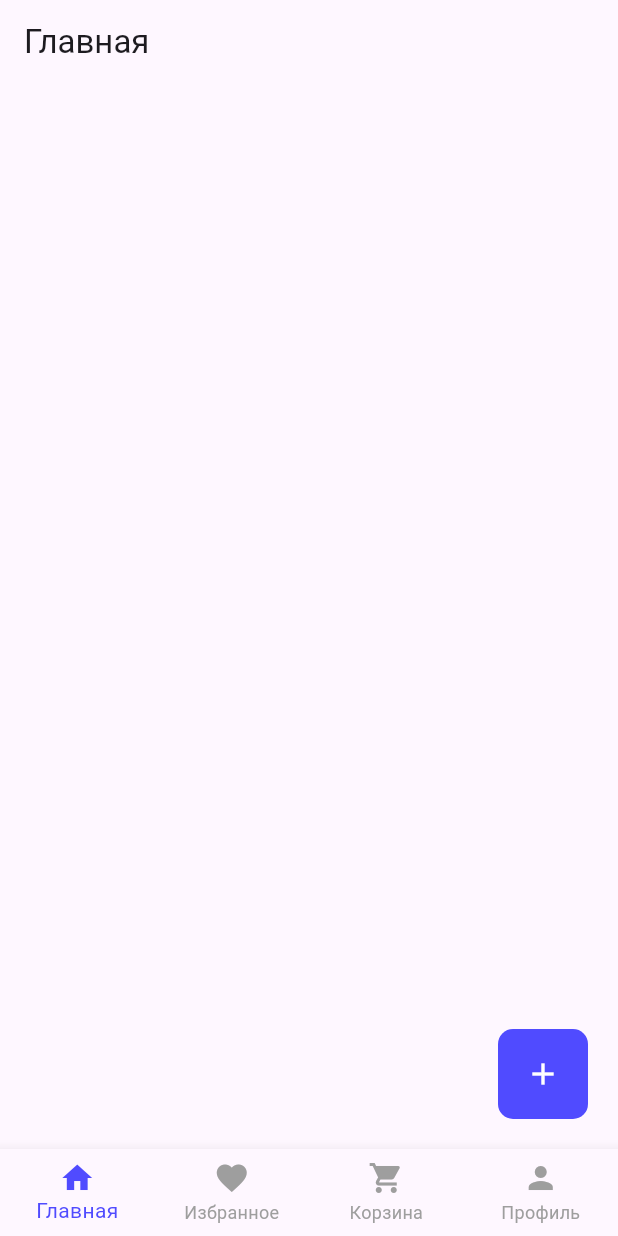
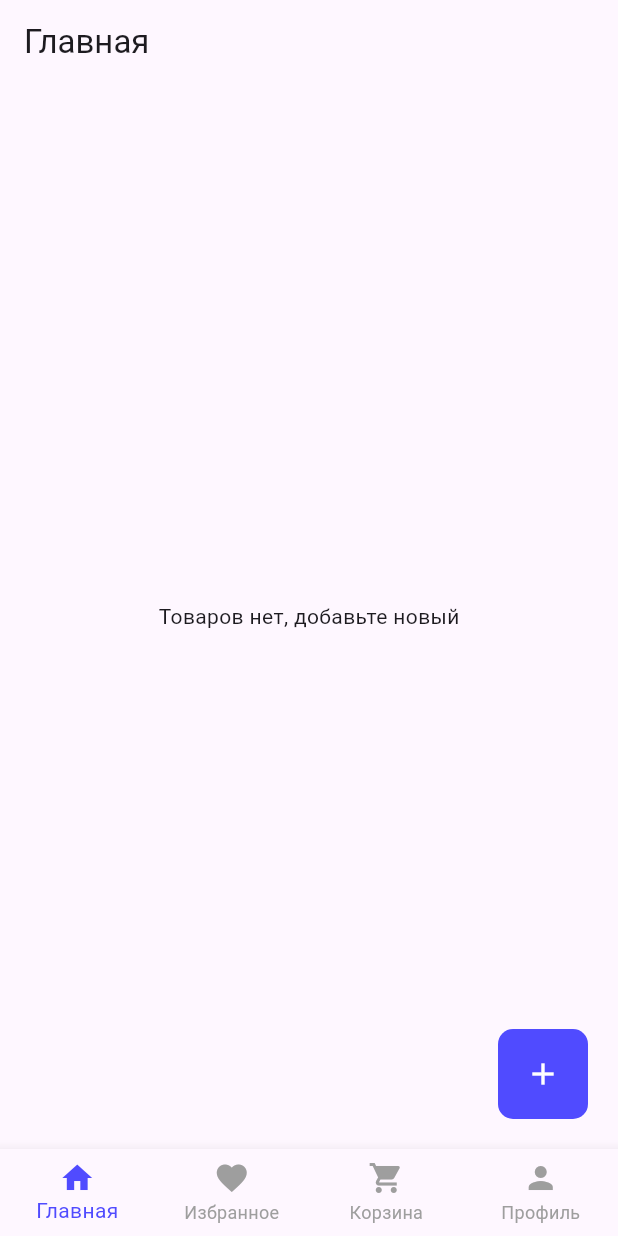
Before and after one commit to RogaJedi/flat_10_plus, a Flutter app: the screen it shows after launch, on a phone screen of 412 x 824 dp. Run offline on Flutter 3.47's test engine with Material 3 defaults, Android fonts, the light colour scheme and no system bars; our stand-ins replace dio, equatable, flutter_bloc; network calls fail.

Commit message:
finished task_10

```diff
--- a/lib/api/api_service.dart
+++ b/lib/api/api_service.dart
@@ -4,4 +4,6 @@ class ApiService {
   final Dio dio = Dio();
   final String baseUrl = 'http://10.0.2.2:8080';
 }
-//192.168.1.73
+//192.168.1.73 home
+//10.192.208.1 moscow
+//10.0.2.2 local for emu
--- a/lib/pages/favorite_page.dart
+++ b/lib/pages/favorite_page.dart
@@ -35,12 +35,14 @@ class FavoritePage extends StatelessWidget {
   }
 
 
-  Widget _buildScaffold(BuildContext context, List<Favorite> favoriteList) {
+  Widget _buildScaffold(BuildContext context, List<Favorite> favorites) {
     return Scaffold(
       appBar: AppBar(
         title: const Text("Избранное"),
       ),
-      body: BlocBuilder<FavoriteBloc, FavoriteState>(
+      body: favorites.isEmpty
+          ? const Center(child: Text("Избранных товаров нет"))
+          : BlocBuilder<FavoriteBloc, FavoriteState>(
         builder: (context, state) {
           final favoriteList = state.favorites;
           return GridView.builder(
--- a/lib/pages/home_page.dart
+++ b/lib/pages/home_page.dart
@@ -18,12 +18,37 @@ class HomePage extends StatelessWidget {
     );
   }
 
-  Widget _buildScaffold(BuildContext context, List<Product> productList) {
+  Widget _buildScaffold(BuildContext context, List<Product> products) {
     return Scaffold(
       appBar: AppBar(
         title: const Text("Главная"),
       ),
-      body: Stack(
+      body: products.isEmpty
+          ? Stack(
+            children: [
+              const Center(child: Text("Товаров нет, добавьте новый")),
+              Positioned(
+                bottom: 20,
+                right: 20,
+                child: GestureDetector(
+                  onTap: () => Navigator.push(
+                    context,
+                    MaterialPageRoute(builder: (context) => AddProductPage()),
+                  ),
+                  child: Container(
+                    decoration: BoxDecoration(
+                      color: const Color(0xFF504BFF),
+                      borderRadius: BorderRadius.circular(10),
+                    ),
+                    height: 60,
+                    width: 60,
+                    child: const Icon(Icons.add, color: Colors.white),
+                  ),
+                ),
+              ),
+            ],
+          )
+          : Stack(
             children: [
               GridView.builder(
                 padding: const EdgeInsets.all(8),
@@ -33,9 +58,9 @@ class HomePage extends StatelessWidget {
                   crossAxisSpacing: 10,
                   mainAxisSpacing: 10,
                 ),
-            itemCount: productList.length,
+                itemCount: products.length,
                 itemBuilder: (BuildContext context, int index) {
-              final product = productList[index];
+                  final product = products[index];
                   return ProductCard(product: product);
                 },
               ),
```
Also changed, not shown: lib/widgets/product_card.dart (+2 -7 lines). Lines whose indentation alone changed are shown as unchanged.
